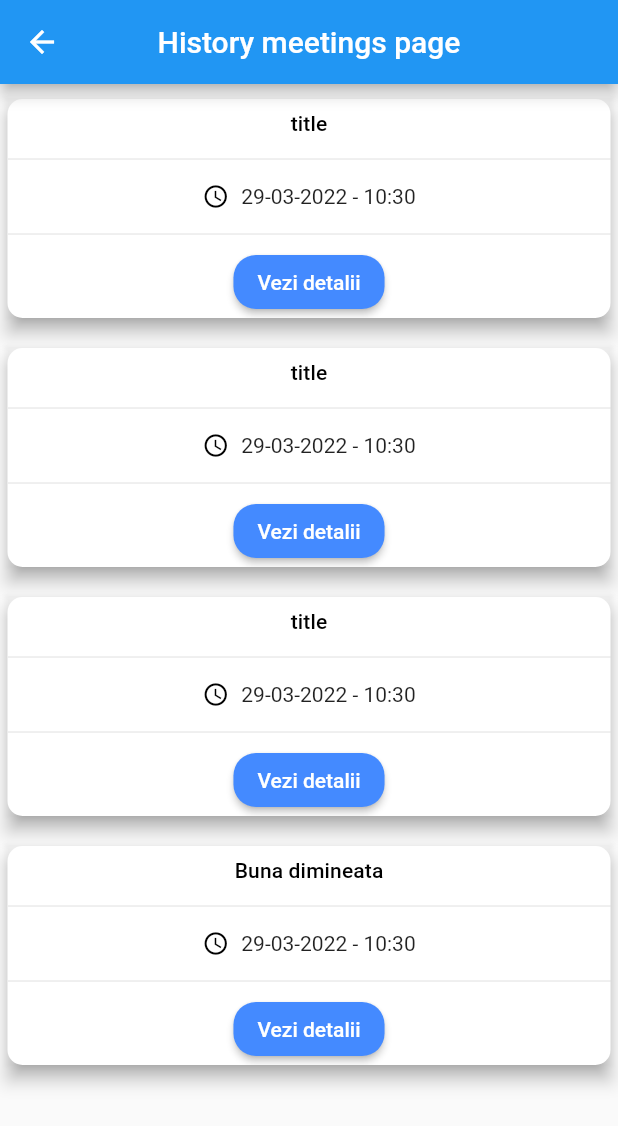
After one commit to TeodorBirghisan/vot_senat_client, a Flutter app: the MeetingHistoryPage screen opened directly, after a tap on "Vezi detalii", on a phone screen of 412 x 824 dp. The commit adds this screen. Shown: the top 1126 px of the screen. Run offline on Flutter 3.47's test engine with Material 2 defaults, Android fonts, the phone set to English and light mode, and no system bars; our stand-ins replace date_time_picker, flutter_bloc; network calls fail.

Commit message:
ZZD2C5O5 Implemented a meetings history page

```diff
--- /dev/null
+++ b/lib/bloc/meetings_history_bloc/meetings_history_bloc.dart
@@ -0,0 +1,28 @@
+import 'dart:async';
+import 'dart:convert';
+
+import 'package:flutter_bloc/flutter_bloc.dart';
+import 'package:http/http.dart';
+import 'package:vot_senat_client/bloc/meetings_history_bloc/meetings_history_event.dart';
+import 'package:vot_senat_client/bloc/meetings_history_bloc/meetings_history_state.dart';
+import 'package:vot_senat_client/model/meeting.dart';
+import 'package:vot_senat_client/service/meetings_service.dart';
+
+class MeetingsHistoryBloc extends Bloc<MeetingsHistoryEvent, MeetingsHistoryState> {
+  MeetingsHistoryBloc() : super(MeetingsHistoryInit()) {
+    on<MeetingsHistoryGetAll>(_onGetAll);
+  }
+
+  FutureOr<void> _onGetAll(MeetingsHistoryGetAll event, Emitter<MeetingsHistoryState> emit) async {
+    emit(MeetingsHistoryGetAllLoading());
+
+    Response response = await MeetingsService.instance.getAllHistory();
+
+    if (0 == 0) {
+      List<Meeting> data = MeetingsService.instance.deserializeAll(response);
+      emit(MeetingsHistoryGetAllSuccess(data));
+    } else {
+      emit(MeetingsHistoryGetAllError());
+    }
+  }
+}
--- /dev/null
+++ b/lib/bloc/meetings_history_bloc/meetings_history_event.dart
@@ -0,0 +1,5 @@
+abstract class MeetingsHistoryEvent {
+  const MeetingsHistoryEvent();
+}
+
+class MeetingsHistoryGetAll extends MeetingsHistoryEvent {}
--- /dev/null
+++ b/lib/bloc/meetings_history_bloc/meetings_history_state.dart
@@ -0,0 +1,22 @@
+import 'package:vot_senat_client/model/meeting.dart';
+
+abstract class MeetingsHistoryState {
+  const MeetingsHistoryState();
+}
+
+class MeetingsHistoryInit extends MeetingsHistoryState {}
+
+abstract class MeetingsHistoryLoading extends MeetingsHistoryState {}
+
+abstract class MeetingsHistorySuccess extends MeetingsHistoryState {}
+
+abstract class MeetingsHistoryError extends MeetingsHistoryState {}
+
+class MeetingsHistoryGetAllLoading extends MeetingsHistoryLoading {}
+
+class MeetingsHistoryGetAllSuccess extends MeetingsHistorySuccess {
+  final List<Meeting> data;
+  MeetingsHistoryGetAllSuccess(this.data);
+}
+
+class MeetingsHistoryGetAllError extends MeetingsHistoryError {}
--- a/lib/main.dart
+++ b/lib/main.dart
@@ -1,5 +1,6 @@
 import 'package:flutter/material.dart';
 import 'package:flutter_bloc/flutter_bloc.dart';
+import 'package:vot_senat_client/bloc/meetings_history_bloc/meetings_history_bloc.dart';
 import 'package:vot_senat_client/bloc/topic_bloc/topic_bloc.dart';
 import 'package:vot_senat_client/pages/available_meetings/available_meetings_page.dart';
 import 'package:vot_senat_client/pages/login_page.dart';
@@ -28,6 +29,9 @@ class App extends StatelessWidget {
         BlocProvider(
           create: (BuildContext context) => TopicBloc(),
         ),
+        BlocProvider(
+          create: (BuildContext context) => MeetingsHistoryBloc(),
+        ),
       ],
       child: MaterialApp(
         title: 'Flutter Demo',
@@ -36,8 +40,7 @@ class App extends StatelessWidget {
         ),
         initialRoute: "/available-meetings",
         routes: {
-          "/available-meetings": (BuildContext context) =>
-              const AvailableMeetingsPage(),
+          "/available-meetings": (BuildContext context) => const AvailableMeetingsPage(),
           "/login": (BuildContext context) => const LoginPage(),
         },
       ),
--- a/lib/pages/available_meetings/available_meetings_page.dart
+++ b/lib/pages/available_meetings/available_meetings_page.dart
@@ -5,8 +5,8 @@ import 'package:vot_senat_client/bloc/meetings_bloc/meetings_bloc.dart';
 import 'package:vot_senat_client/bloc/meetings_bloc/meetings_event.dart';
 import 'package:vot_senat_client/bloc/meetings_bloc/meetings_state.dart';
 import 'package:vot_senat_client/model/meeting.dart';
+import 'package:vot_senat_client/pages/meetings_history/meetings_history_page.dart';
 import 'package:vot_senat_client/widgets/meeting/meeting_card.dart';
-
 import 'create_meeting_dialog.dart';
 
 class AvailableMeetingsPage extends StatefulWidget {
@@ -54,8 +54,7 @@ class _AvailableMeetingsState extends State<AvailableMeetingsPage> {
                   itemCount: meetings.length,
                   itemBuilder: (context, index) {
                     return Padding(
-                      padding: const EdgeInsets.symmetric(
-                          vertical: 10, horizontal: 5),
+                      padding: const EdgeInsets.symmetric(vertical: 10, horizontal: 5),
                       child: MeetingCard(
                         meeting: meetings[index],
                       ),
@@ -110,6 +109,12 @@ class _AvailableMeetingsState extends State<AvailableMeetingsPage> {
                 builder: (BuildContext context) => const CreateMeetingDialog(),
               );
             }
+            if (index == 2) {
+              showDialog(
+                context: context,
+                builder: (BuildContext context) => const MeetingHistoryPage(),
+              );
+            }
           },
         ),
       ),
--- /dev/null
+++ b/lib/pages/meetings_history/meetings_history_page.dart
@@ -0,0 +1,89 @@
+import 'package:flutter/cupertino.dart';
+import 'package:flutter/material.dart';
+import 'package:flutter_bloc/flutter_bloc.dart';
+import 'package:vot_senat_client/bloc/meetings_history_bloc/meetings_history_bloc.dart';
+import 'package:vot_senat_client/bloc/meetings_history_bloc/meetings_history_event.dart';
+import 'package:vot_senat_client/bloc/meetings_history_bloc/meetings_history_state.dart';
+import 'package:vot_senat_client/model/meeting.dart';
+import 'package:vot_senat_client/widgets/history/meeting_history_card.dart';
+
+class MeetingHistoryPage extends StatefulWidget {
+  const MeetingHistoryPage({Key? key}) : super(key: key);
+
+  @override
+  State<MeetingHistoryPage> createState() => _MeetingsHistoryState();
+}
+
+class _MeetingsHistoryState extends State<MeetingHistoryPage> {
+  late List<Meeting> meetingHistory;
+
+  @override
+  void initState() {
+    super.initState();
+
+    meetingHistory = [];
+    BlocProvider.of<MeetingsHistoryBloc>(context).add(MeetingsHistoryGetAll());
+  }
+
+  @override
+  Widget build(BuildContext context) {
+    return MultiBlocListener(
+      listeners: [
+        BlocListener<MeetingsHistoryBloc, MeetingsHistoryState>(
+          listener: _meetingsHistoryBlocListener,
+        ),
+      ],
+      child: Scaffold(
+        appBar: AppBar(
+          title: const Text("History meetings page"),
+          centerTitle: true,
+        ),
+        body: BlocBuilder<MeetingsHistoryBloc, MeetingsHistoryState>(
+          builder: (context, historyState) {
+            if (historyState is MeetingsHistoryLoading) {
+              return const Center(
+                child: CircularProgressIndicator(),
+              );
+            }
+            if (historyState is MeetingsHistorySuccess) {
+              return RefreshIndicator(
+                child: ListView.builder(
+                  itemCount: meetingHistory.length,
+                  itemBuilder: (context, index) {
+                    return Padding(
+                      padding: const EdgeInsets.symmetric(vertical: 10, horizontal: 5),
+                      child: HistoryCard(
+                        meetingHistory: meetingHistory[index],
+                      ),
+                    );
+                  },
+                ),
+                onRefresh: () async {
+                  BlocProvider.of<MeetingsHistoryBloc>(context).add(MeetingsHistoryGetAll());
+                  return;
+                },
+              );
+            }
+
+            if (historyState is MeetingsHistoryError) {
+              return const Center(
+                child: Text("Something wrong happend"),
+              );
+            }
+            return const Center(
+              child: Text("Unreachable state"),
+            );
+          },
+        ),
+      ),
+    );
+  }
+
+  void _meetingsHistoryBlocListener(BuildContext context, MeetingsHistoryState state) {
+    if (state is MeetingsHistoryGetAllSuccess) {
+      setState(() {
+        meetingHistory = state.data;
+      });
+    }
+  }
+}
--- a/lib/service/meetings_service.dart
+++ b/lib/service/meetings_service.dart
@@ -8,6 +8,19 @@ class MeetingsService {
   const MeetingsService._internal();
 
   static const MeetingsService instance = MeetingsService._internal();
+
+  Future<Response> getAllHistory() async {
+    Response response = Response(
+        json.encode([
+          Meeting(id: 0, description: "description", title: "title", startDate: DateTime.now(), status: "status"),
+          Meeting(id: 1, description: "description", title: "title", startDate: DateTime.now(), status: "status"),
+          Meeting(id: 2, description: "description", title: "title", startDate: DateTime.now(), status: "status"),
+          Meeting(id: 3, description: "description", title: "Buna dimineata", startDate: DateTime.now(), status: "status"),
+        ]),
+        200);
+
+    return response;
+  }
 
   Future<Response> getAll() async {
     Uri url = Uri.parse("${Api.server}/meetings");
@@ -48,9 +61,7 @@ class MeetingsService {
 
   List<Meeting> deserializeAll(Response response) {
     String body = response.body;
-    return (json.decode(body) as List)
-        .map((data) => Meeting.fromJson(data))
-        .toList();
+    return (json.decode(body) as List).map((data) => Meeting.fromJson(data)).toList();
   }
 
   Meeting deserializeOne(Response response) {
--- /dev/null
+++ b/lib/widgets/history/meeting_history_card.dart
@@ -0,0 +1,74 @@
+import 'package:flutter/cupertino.dart';
+import 'package:flutter/material.dart';
+import 'package:intl/intl.dart';
+import 'package:vot_senat_client/model/meeting.dart';
+
+class HistoryCard extends StatefulWidget {
+  final Meeting meetingHistory;
+
+  const HistoryCard({Key? key, required this.meetingHistory}) : super(key: key);
+
+  @override
+  State<HistoryCard> createState() => _HistoryCardState();
+}
+
+class _HistoryCardState extends State<HistoryCard> {
+  @override
+  Widget build(BuildContext context) {
+    return PhysicalModel(
+      color: Colors.transparent,
+      shadowColor: Colors.grey,
+      elevation: 5,
+      child: Container(
+        decoration: BoxDecoration(
+          borderRadius: BorderRadius.circular(10),
+          color: Colors.white,
+        ),
+        clipBehavior: Clip.hardEdge,
+        child: Column(
+          children: [
+            Padding(
+              padding: const EdgeInsets.all(8.0),
+              child: Row(
+                mainAxisAlignment: MainAxisAlignment.center,
+                children: [
+                  Text(
+                    widget.meetingHistory.title ?? "",
+                    style: Theme.of(context).textTheme.subtitle2,
+                  ),
+                ],
+              ),
+            ),
+            const Divider(),
+            Padding(
+              padding: const EdgeInsets.all(8.0),
+              child: Row(
+                mainAxisAlignment: MainAxisAlignment.center,
+                children: [
+                  const Icon(
+                    Icons.schedule,
+                    color: Colors.black,
+                    size: 18,
+                  ),
+                  const SizedBox(width: 8),
+                  Text(DateFormat('dd-MM-yyyy - kk:mm').format(widget.meetingHistory.startDate!)),
+                ],
+              ),
+            ),
+            const Divider(),
+            ElevatedButton(
+              style: ElevatedButton.styleFrom(
+                primary: Colors.blueAccent,
+                shape: RoundedRectangleBorder(
+                  borderRadius: BorderRadius.circular(15),
+                ),
+              ),
+              onPressed: () {},
+              child: Text("Vezi detalii"),
+            ),
+          ],
+        ),
+      ),
+    );
+  }
+}
```
